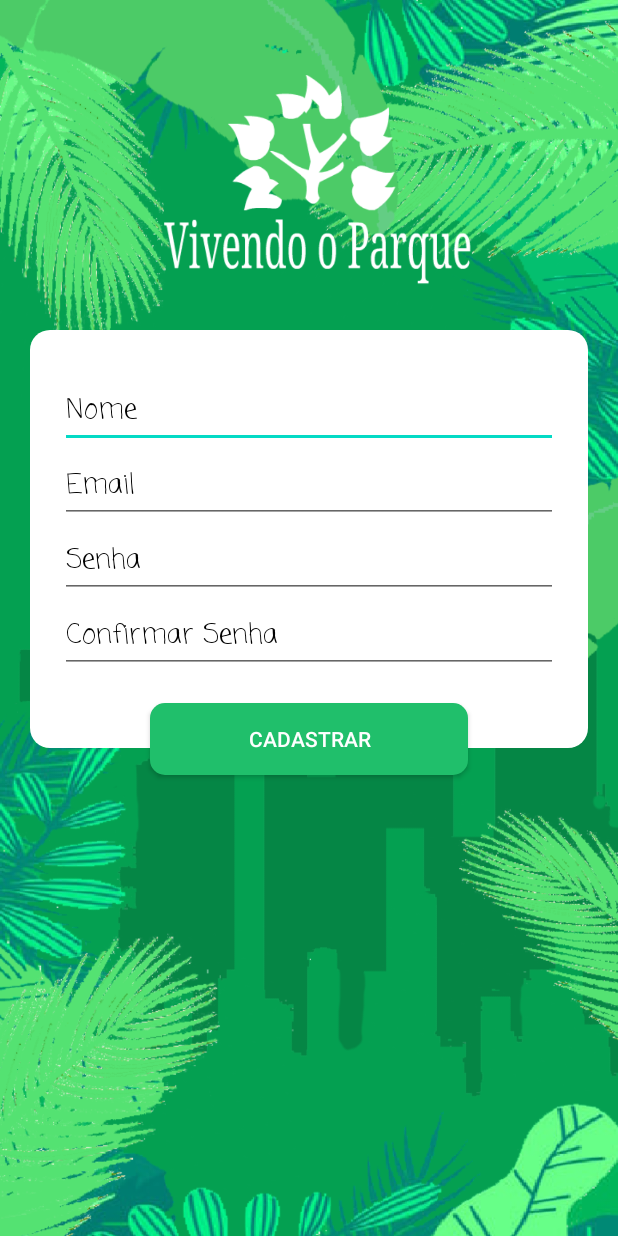
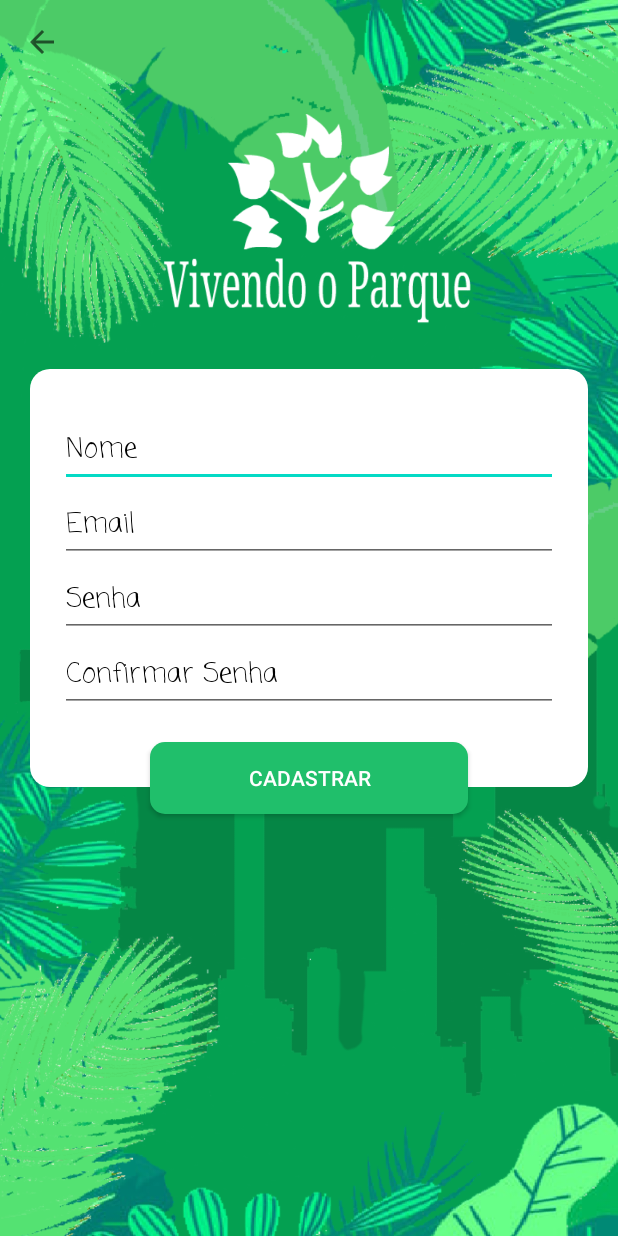
Before and after one commit to Konhaque/Vivendo-o-Parque, an Android app: the Registro screen opened directly, with no data from a screen before it, on a phone screen of 412 x 824 dp. Run offline under Robolectric (Android 15) with nearby library versions, the phone set to English and light mode, and no system bars; our stand-ins replace Firebase (no records; nobody signed in at launch, a user with empty details on screens opened directly).

Commit message:
Att 29/09

```diff
--- a/app/src/main/java/com/projetobeta/vidanoparque/Registro.java
+++ b/app/src/main/java/com/projetobeta/vidanoparque/Registro.java
@@ -3,11 +3,13 @@ package com.projetobeta.vidanoparque;
 import androidx.annotation.NonNull;
 import androidx.appcompat.app.AlertDialog;
 import androidx.appcompat.app.AppCompatActivity;
+import androidx.appcompat.widget.Toolbar;
 
 import android.content.DialogInterface;
 import android.content.Intent;
 import android.os.Bundle;
 import android.view.LayoutInflater;
+import android.view.MenuItem;
 import android.view.View;
 import android.widget.Button;
 import android.widget.EditText;
@@ -32,6 +34,7 @@ public class Registro extends AppCompatActivity {
     private Button cadastrar;
     private Usuario usuario;
     private AlertDialog dialog;
+    private Toolbar toolbar;
 
 
     @Override
@@ -49,6 +52,9 @@ public class Registro extends AppCompatActivity {
         senha = (EditText) findViewById(R.id.senha);
         conf_Senha = (EditText) findViewById(R.id.confirmar_senha);
         cadastrar = (Button) findViewById(R.id.cadastrar);
+        toolbar = (Toolbar) findViewById(R.id.toolbar);
+        setSupportActionBar(toolbar);
+        getSupportActionBar().setDisplayHomeAsUpEnabled(true);
         usuario = new Usuario();
     }
 
@@ -100,13 +106,14 @@ public class Registro extends AppCompatActivity {
         usuario.setId_google("");
     }
 
-
-
-
-
-
-
-
-
-
+    @Override
+    public boolean onOptionsItemSelected(@NonNull MenuItem item) {
+        switch (item.getItemId()){
+            case android.R.id.home:
+                startActivity(new Intent(Registro.this,Login.class));
+                finish();
+                return true;
+        }
+        return super.onOptionsItemSelected(item);
+    }
 }
--- a/app/src/main/res/layout/activity_registro.xml
+++ b/app/src/main/res/layout/activity_registro.xml
@@ -8,11 +8,25 @@
     tools:context=".Registro"
     android:background="@drawable/app_log">
 
+    <androidx.appcompat.widget.Toolbar
+        android:id="@+id/toolbar"
+        android:layout_width="match_parent"
+        android:layout_height="wrap_content"
+        app:titleTextColor="@android:color/transparent"
+        android:background="@android:color/transparent"/>
+    <ScrollView
+        android:layout_width="match_parent"
+        android:layout_height="match_parent">
+        <LinearLayout
+            android:layout_width="match_parent"
+            android:layout_height="wrap_content"
+            android:orientation="vertical">
+
             <ImageView
                 android:layout_width="match_parent"
                 android:layout_height="150dp"
                 android:src="@drawable/logo_branca"
-        android:layout_marginTop="50dp"/>
+                android:layout_marginTop="20dp"/>
 
             <FrameLayout
                 android:layout_width="match_parent"
@@ -82,11 +96,11 @@
                 android:layout_marginTop="-30dp"
                 android:layout_marginLeft="100dp"
                 android:layout_marginRight="100dp"
+                android:layout_marginBottom="30dp"
                 android:background="@drawable/btn_style"
                 android:textColor="#fff"
                 />
 
-
-
-
         </LinearLayout>
+    </ScrollView>
+</LinearLayout>
```
Also changed, not shown: app/src/main/java/com/projetobeta/vidanoparque/funcionalidades/Inicio.java (+2 -10 lines), app/src/main/res/layout/activity_login.xml (+13 -0 lines), app/src/main/res/layout/inicio.xml (+107 -57 lines). Lines whose indentation alone changed are shown as unchanged.
